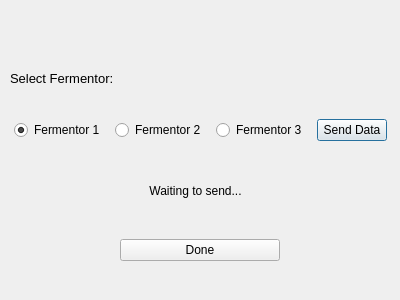
heathercaz/homebrew-controller, file brewConfirmation.ui: the form before one commit.
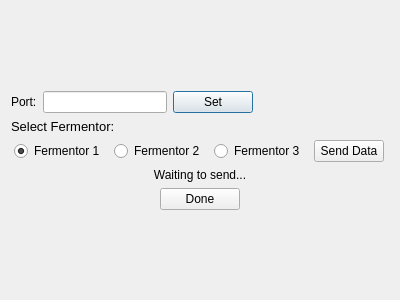
The form after the commit. Icons and pictures are not drawn.

Commit message: Added Com port into gui

```diff
--- a/brewConfirmation.ui
+++ b/brewConfirmation.ui
@@ -17,15 +17,74 @@
    <iconset>
     <normaloff>../../beerIcone.png</normaloff>../../beerIcone.png</iconset>
   </property>
-  <widget class="QWidget" name="horizontalLayoutWidget">
-   <property name="geometry">
-    <rect>
-     <x>10</x>
-     <y>90</y>
-     <width>381</width>
-     <height>80</height>
-    </rect>
-   </property>
+  <layout class="QVBoxLayout" name="verticalLayout">
+   <item>
+    <spacer name="verticalSpacer_2">
+     <property name="orientation">
+      <enum>Qt::Vertical</enum>
+     </property>
+     <property name="sizeHint" stdset="0">
+      <size>
+       <width>20</width>
+       <height>40</height>
+      </size>
+     </property>
+    </spacer>
+   </item>
+   <item>
+    <layout class="QHBoxLayout" name="horizontalLayout_3">
+     <item>
+      <widget class="QLabel" name="portLabel">
+       <property name="text">
+        <string>Port:</string>
+       </property>
+      </widget>
+     </item>
+     <item>
+      <widget class="QLineEdit" name="comEdit"/>
+     </item>
+     <item>
+      <widget class="QPushButton" name="setButton">
+       <property name="text">
+        <string>Set</string>
+       </property>
+      </widget>
+     </item>
+     <item>
+      <widget class="QLabel" name="comValidLabel">
+       <property name="text">
+        <string/>
+       </property>
+      </widget>
+     </item>
+     <item>
+      <spacer name="horizontalSpacer">
+       <property name="orientation">
+        <enum>Qt::Horizontal</enum>
+       </property>
+       <property name="sizeHint" stdset="0">
+        <size>
+         <width>40</width>
+         <height>18</height>
+        </size>
+       </property>
+      </spacer>
+     </item>
+    </layout>
+   </item>
+   <item>
+    <widget class="QLabel" name="label_2">
+     <property name="font">
+      <font>
+       <pointsize>10</pointsize>
+      </font>
+     </property>
+     <property name="text">
+      <string>Select Fermentor:</string>
+     </property>
+    </widget>
+   </item>
+   <item>
    <layout class="QHBoxLayout" name="horizontalLayout">
     <item>
      <widget class="QRadioButton" name="ferm1">
@@ -86,53 +145,9 @@
      </widget>
     </item>
    </layout>
-  </widget>
-  <widget class="QLabel" name="label_2">
-   <property name="geometry">
-    <rect>
-     <x>10</x>
-     <y>70</y>
-     <width>161</width>
-     <height>16</height>
-    </rect>
-   </property>
-   <property name="font">
-    <font>
-     <pointsize>10</pointsize>
-    </font>
-   </property>
-   <property name="text">
-    <string>Select Fermentor:</string>
-   </property>
-  </widget>
-  <widget class="QWidget" name="horizontalLayoutWidget_2">
-   <property name="geometry">
-    <rect>
-     <x>120</x>
-     <y>210</y>
-     <width>160</width>
-     <height>80</height>
-    </rect>
-   </property>
-   <layout class="QHBoxLayout" name="horizontalLayout_2">
-    <item>
-     <widget class="QPushButton" name="yesButton">
-      <property name="text">
-       <string>Done</string>
-      </property>
-     </widget>
-    </item>
-   </layout>
-  </widget>
+   </item>
+   <item>
   <widget class="QLabel" name="statusLabel">
-   <property name="geometry">
-    <rect>
-     <x>110</x>
-     <y>170</y>
-     <width>171</width>
-     <height>41</height>
-    </rect>
-   </property>
    <property name="text">
     <string>Waiting to send...</string>
    </property>
@@ -140,6 +155,58 @@
     <set>Qt::AlignCenter</set>
    </property>
   </widget>
+   </item>
+   <item>
+    <layout class="QHBoxLayout" name="horizontalLayout_4">
+     <item>
+      <spacer name="horizontalSpacer_2">
+       <property name="orientation">
+        <enum>Qt::Horizontal</enum>
+       </property>
+       <property name="sizeHint" stdset="0">
+        <size>
+         <width>40</width>
+         <height>20</height>
+        </size>
+       </property>
+      </spacer>
+     </item>
+     <item>
+      <widget class="QPushButton" name="yesButton">
+       <property name="text">
+        <string>Done</string>
+       </property>
+      </widget>
+     </item>
+     <item>
+      <spacer name="horizontalSpacer_3">
+       <property name="orientation">
+        <enum>Qt::Horizontal</enum>
+       </property>
+       <property name="sizeHint" stdset="0">
+        <size>
+         <width>40</width>
+         <height>20</height>
+        </size>
+       </property>
+      </spacer>
+     </item>
+    </layout>
+   </item>
+   <item>
+    <spacer name="verticalSpacer">
+     <property name="orientation">
+      <enum>Qt::Vertical</enum>
+     </property>
+     <property name="sizeHint" stdset="0">
+      <size>
+       <width>20</width>
+       <height>40</height>
+      </size>
+     </property>
+    </spacer>
+   </item>
+  </layout>
  </widget>
  <resources/>
  <connections/>
```
Lines whose indentation alone changed are shown as unchanged. The commit also changes 2 other files.
